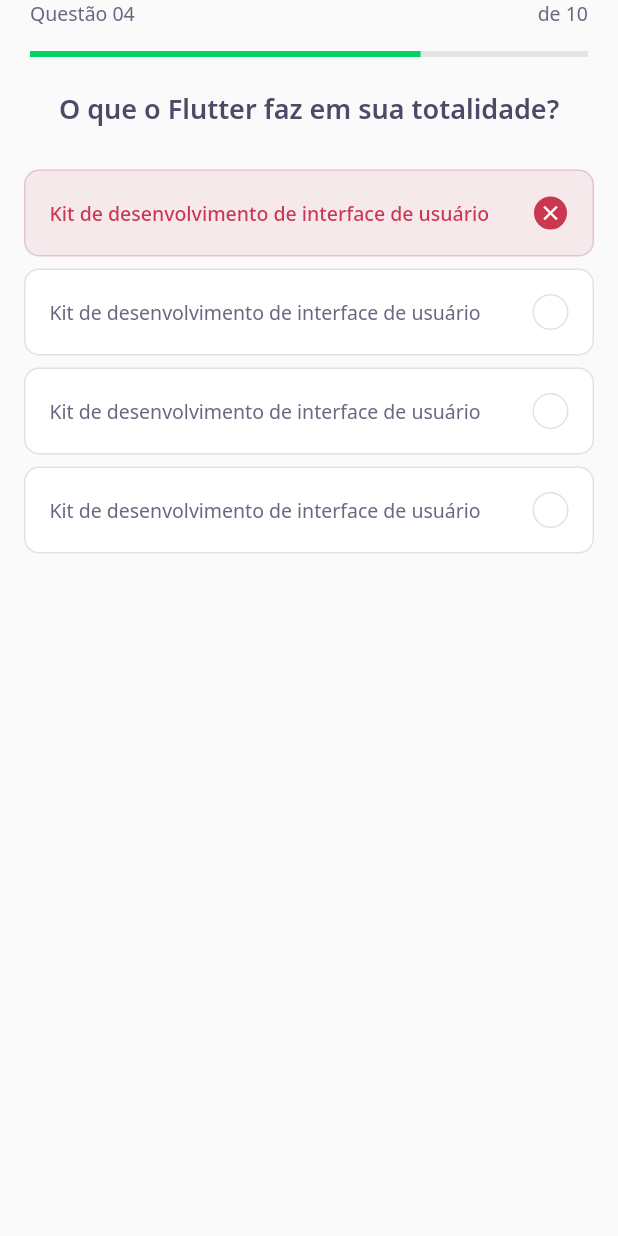
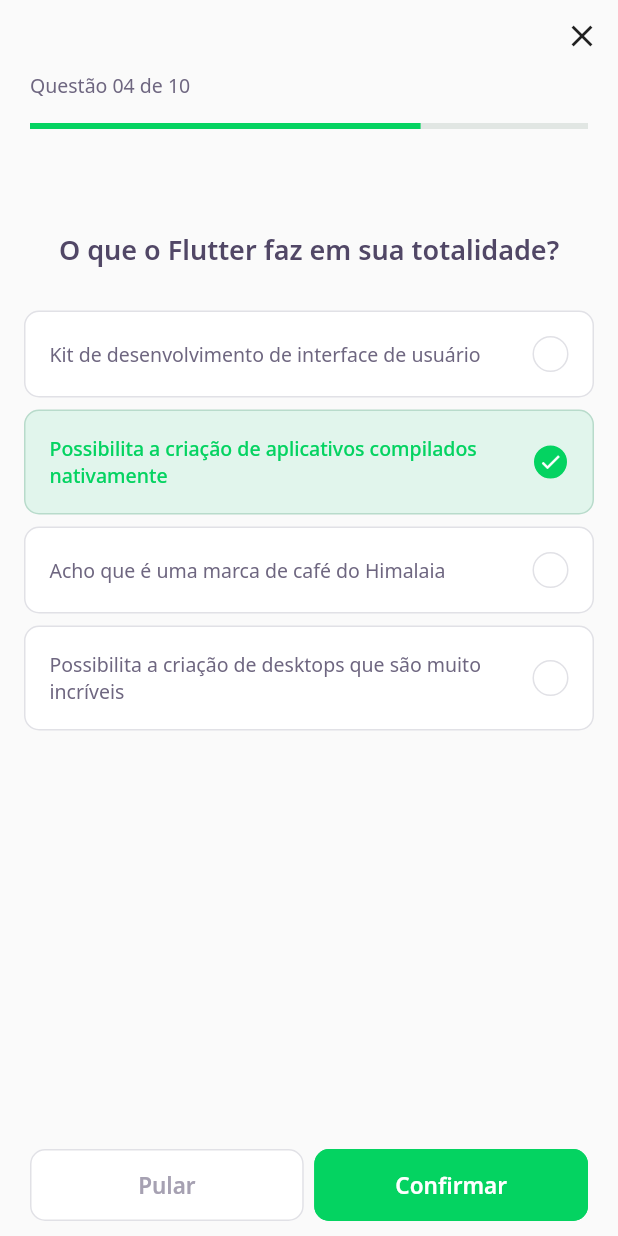
Before and after one commit to sgkhusal/DevQuiz, a Flutter app: the ChallengePage screen opened directly, on a phone screen of 412 x 824 dp. Run offline on Flutter 3.47's test engine with Material 2 defaults, Android fonts, the phone set to English and light mode, and no system bars; our stand-ins replace google_fonts; accounts and stored records are empty; network calls fail.

Commit message:
Included NextButtonWidget, navigation mode and back button - lesson 04

```diff
--- a/lib/challenge/chalenge_page.dart
+++ b/lib/challenge/chalenge_page.dart
@@ -1,3 +1,4 @@
+import 'package:devquiz/challenge/widgets/next_button/next_button_widget.dart';
 import 'package:devquiz/challenge/widgets/question_indicator/question_indicator_widget.dart';
 import 'package:devquiz/challenge/widgets/quiz/quiz_widget.dart';
 import 'package:flutter/material.dart';
@@ -14,15 +15,48 @@ class _ChallengePageState extends State<ChallengePage> {
   Widget build(BuildContext context) {
     return Scaffold(//Scaffold --> esqueleto da página
       appBar: PreferredSize(
-        preferredSize: Size.fromHeight(60),
+        preferredSize: Size.fromHeight(90),
         child: SafeArea(
           top: true,
-          child: QuestionIndicatorWidget(),
+          child: Column(
+            crossAxisAlignment: CrossAxisAlignment.end,
+            children: [
+              IconButton(
+                icon: Icon(Icons.close),
+                onPressed: (){
+                  Navigator.pop(context);
+                }
+              ),
+              QuestionIndicatorWidget(),
+            ],
+          ),
         ),
       ),
       body: QuizWidget(
         title: "O que o Flutter faz em sua totalidade?"
       ),
+      bottomNavigationBar: SafeArea(
+        bottom: true,
+        child: Padding(
+          padding: const EdgeInsets.only(
+            bottom: 10,
+            right: 20,
+            left: 20
+          ),
+          child: Row(
+            mainAxisAlignment: MainAxisAlignment.spaceAround,
+            children: [
+              Expanded(child: NextButtonWidget.white(
+                label: "Pular",
+                onTap: (){},)),
+              SizedBox(width: 7,),
+              Expanded(child: NextButtonWidget.green(
+                label: "Confirmar",
+                onTap: (){},)),
+            ],
+          ),
+        ),
+      ),
     );
   }
 }
--- /dev/null
+++ b/lib/challenge/widgets/next_button/next_button_widget.dart
@@ -0,0 +1,61 @@
+import 'package:devquiz/core/app_colors.dart';
+import 'package:flutter/material.dart';
+import 'package:google_fonts/google_fonts.dart';
+
+class NextButtonWidget extends StatelessWidget {
+  final String label;
+  final Color backgroundColor;
+  final Color fontColor;
+  final Color borderColor;
+  final VoidCallback onTap;
+  NextButtonWidget({
+    required this.label,
+    required this.backgroundColor,
+    required this.fontColor,
+    required this.borderColor,
+    required this.onTap,
+  });
+
+  NextButtonWidget.green({required String label,
+    required VoidCallback onTap,})
+    : this.backgroundColor = AppColors.darkGreen,
+      this.fontColor = AppColors.white,
+      this.borderColor = AppColors.darkGreen,
+      this.onTap = onTap,
+      this.label = label;
+
+  NextButtonWidget.white({required String label,
+    required VoidCallback onTap,})
+    : this.backgroundColor = AppColors.white,
+      this.fontColor = AppColors.lightGrey,
+      this.borderColor = AppColors.border,
+      this.onTap = onTap,
+      this.label = label;
+
+  @override
+  Widget build(BuildContext context) {
+    return Container(
+      height: 48,
+      child: TextButton(
+        style: ButtonStyle(
+          backgroundColor: MaterialStateProperty.all(
+            backgroundColor),
+            shape: MaterialStateProperty.all(
+              RoundedRectangleBorder(
+                borderRadius: BorderRadius.circular(10),)),
+            side: MaterialStateProperty.all(
+              BorderSide(color: borderColor)),
+        ),
+        onPressed: onTap,
+        child: Text(
+          label,
+          style: GoogleFonts.notoSans(
+            fontWeight: FontWeight.w600,
+            fontSize: 15,
+            color: fontColor,
+          ),
+        ),
+      ),
+    );
+  }
+}
--- a/lib/challenge/widgets/question_indicator/question_indicator_widget.dart
+++ b/lib/challenge/widgets/question_indicator/question_indicator_widget.dart
@@ -12,14 +12,14 @@ class QuestionIndicatorWidget extends StatelessWidget {
       child: Column(
         children: [
           Row(
-            mainAxisAlignment: MainAxisAlignment.spaceBetween,
+            mainAxisAlignment: MainAxisAlignment.start,
             children: [
               Text(
                 "Questão 04",
                 style: AppTextStyles.body,
               ),
               Text(
-                "de 10",
+                " de 10",
                 style: AppTextStyles.body,
               ),
             ],
--- a/lib/challenge/widgets/quiz/quiz_widget.dart
+++ b/lib/challenge/widgets/quiz/quiz_widget.dart
@@ -11,24 +11,25 @@ class QuizWidget extends StatelessWidget {
     return Container(
       child: Column(
         children: [
+          SizedBox(height: 64,),
           Text(
             title,
             style: AppTextStyles.heading,
           ),
           SizedBox(height: 24,),
           AnswerWidget(
-            isRight: false,
-            isSelected: true,
             title: "Kit de desenvolvimento de interface de usuário"
           ),
           AnswerWidget(
-            title: "Kit de desenvolvimento de interface de usuário"
+            title: "Possibilita a criação de aplicativos compilados nativamente",
+            isRight: true,
+            isSelected: true,
           ),
           AnswerWidget(
-            title: "Kit de desenvolvimento de interface de usuário"
+            title: "Acho que é uma marca de café do Himalaia"
           ),
           AnswerWidget(
-            title: "Kit de desenvolvimento de interface de usuário"
+            title: "Possibilita a criação de desktops que são muito incríveis"
           ),
         ],
       ),
--- a/lib/home/home_page.dart
+++ b/lib/home/home_page.dart
@@ -1,3 +1,4 @@
+import 'package:devquiz/challenge/chalenge_page.dart';
 import 'package:devquiz/core/app_colors.dart';
 import 'package:devquiz/home/home_state.dart';
 import 'package:devquiz/home/widgets/quiz_card/quiz_card_widget.dart';
@@ -64,6 +65,12 @@ class _HomePageState extends State<HomePage> {
                       percent: e.questionsAnswered / e.questions.length,
                       completed:
                         "${e.questionsAnswered} de ${e.questions.length}",
+                      onTap: (){
+                        Navigator.push(
+                          context,
+                          MaterialPageRoute(
+                            builder: (context) => ChallengePage()));
+                      },
                     ))
                     .toList(),
                 ),
--- a/lib/home/widgets/quiz_card/quiz_card_widget.dart
+++ b/lib/home/widgets/quiz_card/quiz_card_widget.dart
@@ -7,16 +7,20 @@ class QuizCardWidget extends StatelessWidget {
   final String title;
   final String completed;
   final double percent;
+  final VoidCallback onTap;
   const QuizCardWidget ({
     Key? key,
     required this.title,
     required this.completed,
     required this.percent,
+    required this.onTap,
   }) : super(key: key);
 
   @override
   Widget build(BuildContext context) {
-    return Container(
+    return GestureDetector(
+      onTap: onTap,
+      child: Container(
         padding: EdgeInsets.all(16),
         decoration: BoxDecoration(
           border: Border.fromBorderSide(BorderSide(color: AppColors.border)),
@@ -55,6 +59,7 @@ class QuizCardWidget extends StatelessWidget {
             ),
           ],
         )
+      ),
     );
   }
 }
```
Lines whose indentation alone changed are shown as unchanged.
